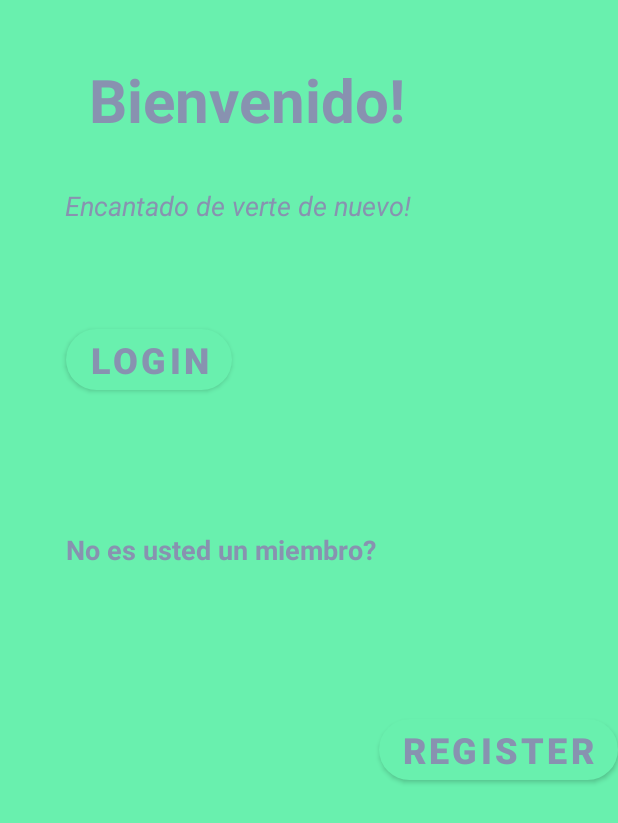
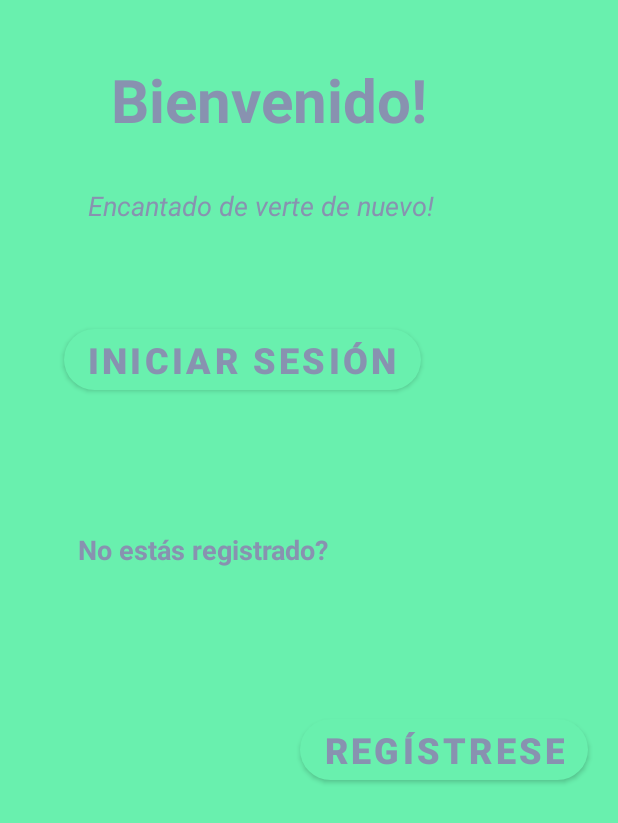
Before and after one commit to Jostin16/MinimarketApp, an Android app: the PantallaInicioActivity screen opened directly, with no data from a screen before it, on a phone screen of 412 x 824 dp. Shown: the top 823 px of the screen. Run offline under Robolectric (Android 15) with nearby library versions, the phone set to English and light mode, and no system bars; 1 statement that could not run was skipped.

Commit message:
cambios3

```diff
--- a/app/src/main/res/layout/activity_pantalla_inicio.xml
+++ b/app/src/main/res/layout/activity_pantalla_inicio.xml
@@ -11,6 +11,8 @@
         android:id="@+id/bienvenido"
         android:layout_width="wrap_content"
         android:layout_height="wrap_content"
+        android:layout_marginStart="20dp"
+        android:layout_marginLeft="20dp"
         android:layout_marginTop="24dp"
         android:padding="15dp"
         android:text="@string/vlbienvenido"
@@ -26,6 +28,8 @@
         android:id="@+id/nice"
         android:layout_width="wrap_content"
         android:layout_height="wrap_content"
+        android:layout_marginStart="20dp"
+        android:layout_marginLeft="20dp"
         android:layout_marginTop="16dp"
         android:text="@string/vlnice"
         android:textColor="#8892B0"
@@ -40,6 +44,8 @@
         android:id="@+id/login"
         android:layout_width="wrap_content"
         android:layout_height="wrap_content"
+        android:layout_marginStart="20dp"
+        android:layout_marginLeft="20dp"
         android:layout_marginTop="64dp"
         android:onClick="loginButton"
         android:text="@string/btnlogin"
@@ -73,6 +79,8 @@
         android:layout_width="wrap_content"
         android:layout_height="wrap_content"
         android:layout_marginTop="324dp"
+        android:layout_marginEnd="20dp"
+        android:layout_marginRight="20dp"
         android:text="@string/register"
         android:textColor="#8892B0"
         android:textSize="24sp"
--- a/app/src/main/res/values/strings.xml
+++ b/app/src/main/res/values/strings.xml
@@ -6,19 +6,11 @@
     <string name="mnk_button_next">Siguiente</string>
     <string name="mnk_hint_usuario">Usuario</string>
     <string name="mnk_hint_contrasena">Contraseña</string>
-    <string name="Bienvenido">Bienvenido</string>
-    <string name="valencantado">Encantado</string>
-    <string name="valbienvenido">Bienvenido</string>
-    <string name="valencantado1">Nice to see you again</string>
-    <string name="vallogin">Login</string>
-    <string name="valmiembro">You are not a member?</string>
-    <string name="valregister">Register</string>
     <string name="vlbienvenido">Bienvenido!</string>
     <string name="vlnice">Encantado de verte de nuevo!</string>
-    <string name="btnlogin">Login</string>
-    <string name="vlmiembro">No es usted un miembro?</string>
-    <string name="vlregister" />
-    <string name="register">Register</string>
+    <string name="btnlogin">Iniciar sesión</string>
+    <string name="vlmiembro">No estás registrado?</string>
+    <string name="register">Regístrese</string>
     <string name="fresas_titulo">Fresas 500gr</string>
     <string name="fresas_precio">S/ 9.56</string>
     <string name="camotes_titulo">Camote amarrillo 1k</string>
```
